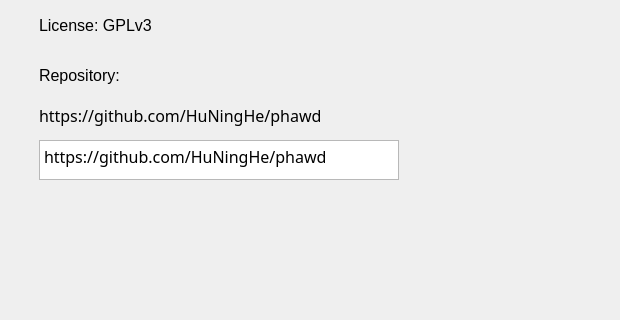
Before: the Qt Designer form ui_include/mainwindow.ui in HuNingHe/phawd, drawn with Qt 5; both pictures show x 0 to 620 and y 128 to 448 of the 748 by 532 pixel window.
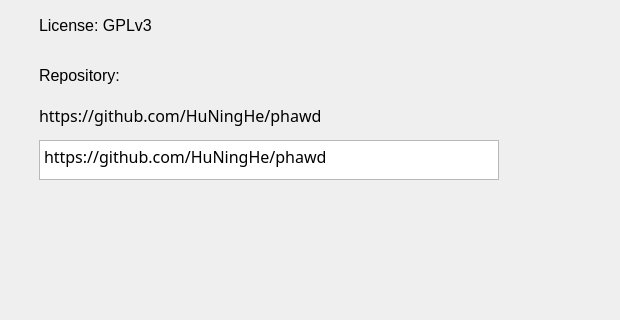
After: the same form once the commit is applied. The open tabs and pages were chosen to show the change.

Patch:
```diff
--- a/ui_include/mainwindow.ui
+++ b/ui_include/mainwindow.ui
@@ -616,19 +616,19 @@
          <rect>
           <x>30</x>
           <y>240</y>
-          <width>360</width>
+          <width>460</width>
           <height>40</height>
          </rect>
         </property>
         <property name="minimumSize">
          <size>
-          <width>360</width>
+          <width>460</width>
           <height>40</height>
          </size>
         </property>
         <property name="maximumSize">
          <size>
-          <width>360</width>
+          <width>460</width>
           <height>40</height>
          </size>
         </property>
```
